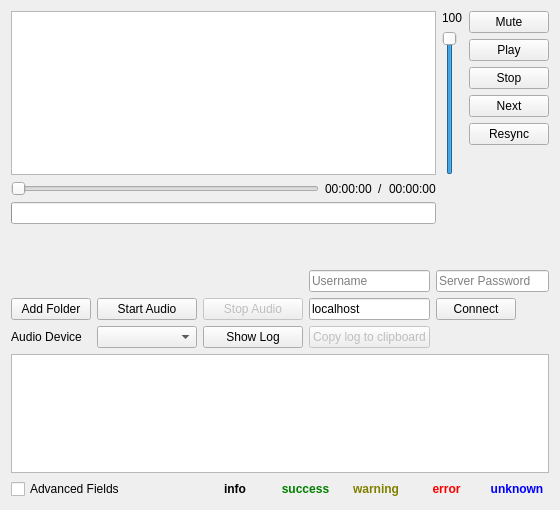
The window that MusicClient/musicplayer.ui (yoyourmister/TinaS) describes before a commit, drawn with Qt 5.
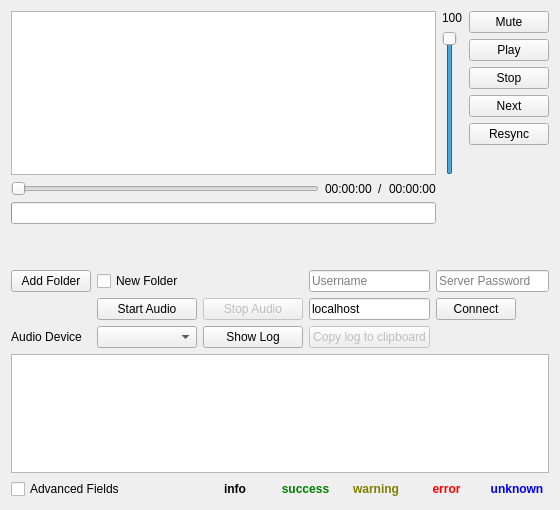
The same window after the commit.

```diff
--- a/MusicClient/musicplayer.ui
+++ b/MusicClient/musicplayer.ui
@@ -280,13 +280,6 @@
        </column>
       </widget>
      </item>
-     <item row="1" column="0">
-      <widget class="QPushButton" name="but_addFolder">
-       <property name="text">
-        <string>Add Folder</string>
-       </property>
-      </widget>
-     </item>
      <item row="2" column="3">
       <widget class="QPushButton" name="but_log2clip">
        <property name="enabled">
@@ -377,6 +370,20 @@
        </property>
       </widget>
      </item>
+     <item row="0" column="0">
+      <widget class="QPushButton" name="but_addFolder">
+       <property name="text">
+        <string>Add Folder</string>
+       </property>
+      </widget>
+     </item>
+     <item row="0" column="1">
+      <widget class="QCheckBox" name="check_chooseNewFolder">
+       <property name="text">
+        <string>New Folder</string>
+       </property>
+      </widget>
+     </item>
     </layout>
    </item>
    <item row="0" column="2">
```
